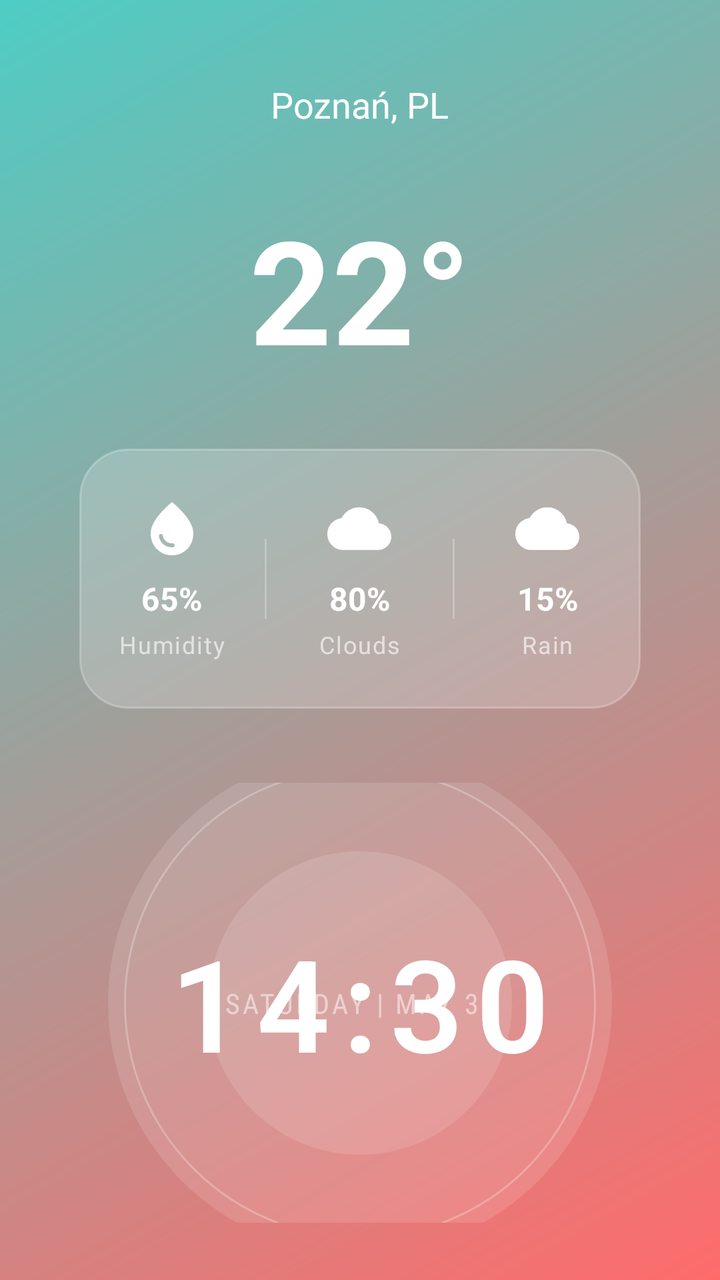
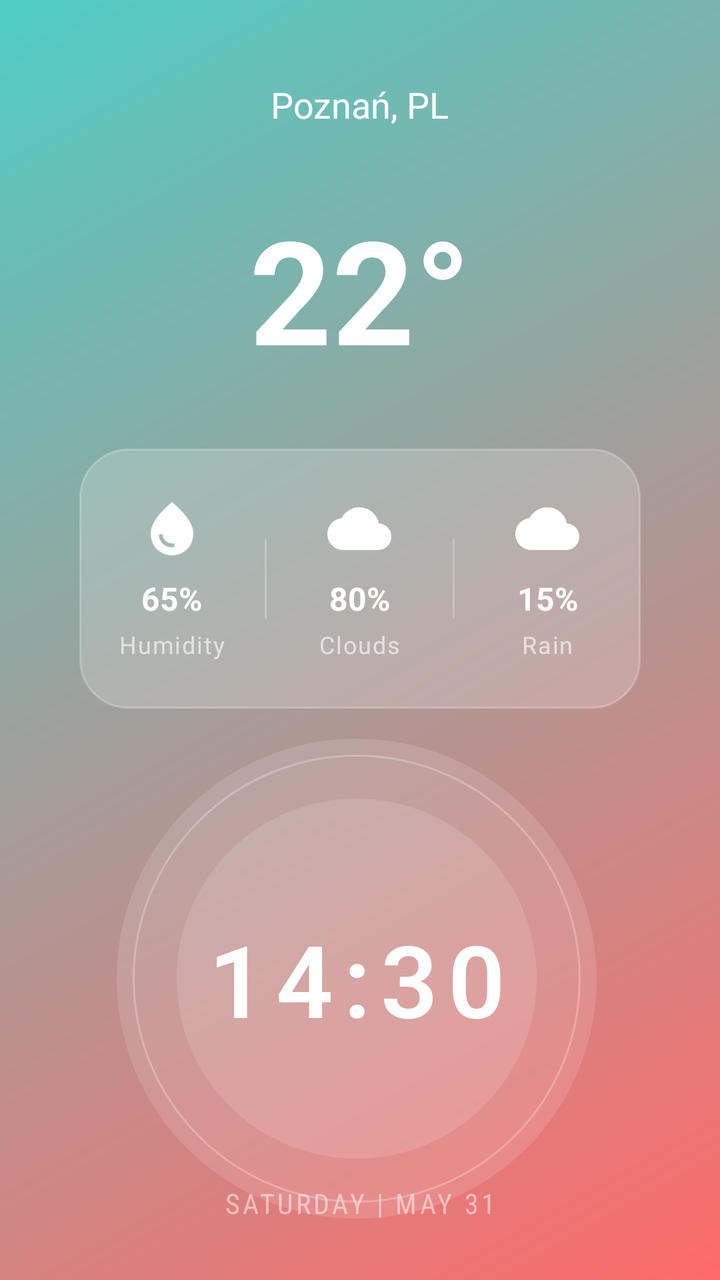

The first picture is an Android layout as it rendered before a commit; the second is the same layout after the commit. The layout source and the unified diff follow.
<!-- AndroidManifest.xml: application theme Theme.Regenval -->
<!-- res/layout/activity_main.xml -->
<?xml version="1.0" encoding="utf-8"?>
<androidx.constraintlayout.widget.ConstraintLayout
    xmlns:android="http://schemas.android.com/apk/res/android"
    xmlns:app="http://schemas.android.com/apk/res-auto"
    xmlns:tools="http://schemas.android.com/tools"
    android:id="@+id/main"
    android:layout_width="match_parent"
    android:layout_height="match_parent"
    android:background="@drawable/bg_gradient"
    android:padding="24dp"
    tools:context=".MainActivity">

    <TextView
        android:id="@+id/tvLocation"
        android:layout_width="wrap_content"
        android:layout_height="wrap_content"
        android:text="Poznań, PL"
        android:textColor="#FFFFFF"
        android:textSize="18sp"
        app:layout_constraintEnd_toEndOf="parent"
        app:layout_constraintStart_toStartOf="parent"
        app:layout_constraintTop_toTopOf="parent"
        android:layout_marginTop="16dp" />


    <TextView
        android:id="@+id/tvTemperature"
        android:layout_width="wrap_content"
        android:layout_height="wrap_content"
        android:layout_marginTop="32dp"
        android:text="22°"
        android:textColor="#FFFFFF"
        android:textSize="72sp"
        android:textStyle="bold"
        app:layout_constraintEnd_toEndOf="parent"
        app:layout_constraintStart_toStartOf="parent"
        app:layout_constraintTop_toBottomOf="@+id/tvLocation" />

    <LinearLayout
        android:id="@+id/weatherDetailsContainer"
        android:layout_width="0dp"
        android:layout_height="wrap_content"
        android:layout_marginTop="32dp"
        android:orientation="horizontal"
        android:gravity="center"
        android:paddingVertical="16dp"
        android:background="@drawable/details_container_bg"
        app:layout_constraintStart_toStartOf="parent"
        app:layout_constraintEnd_toEndOf="parent"
        app:layout_constraintTop_toBottomOf="@id/tvTemperature"
        app:layout_constraintWidth_percent="0.9">

        <LinearLayout
            android:layout_width="0dp"
            android:layout_height="wrap_content"
            android:layout_weight="1"
            android:orientation="vertical"
            android:gravity="center"
            android:padding="8dp">

            <ImageView
                android:layout_width="32dp"
                android:layout_height="32dp"
                android:src="@drawable/ic_humidity"
                android:tint="#FFFFFF"
                android:contentDescription="Humidity" />

            <TextView
                android:layout_width="wrap_content"
                android:layout_height="wrap_content"
                android:text="65%"
                android:textColor="#FFFFFF"
                android:textSize="16sp"
                android:textStyle="bold"
                android:layout_marginTop="8dp"/>

            <TextView
                android:layout_width="wrap_content"
                android:layout_height="wrap_content"
                android:text="Humidity"
                android:textColor="#A0FFFFFF"
                android:textSize="12sp"
                android:letterSpacing="0.05"
                android:layout_marginTop="4dp"/>
        </LinearLayout>

        <View
            android:layout_width="1dp"
            android:layout_height="40dp"
            android:background="#40FFFFFF" />

        <LinearLayout
            android:layout_width="0dp"
            android:layout_height="wrap_content"
            android:layout_weight="1"
            android:orientation="vertical"
            android:gravity="center"
            android:padding="8dp">

            <ImageView
                android:layout_width="32dp"
                android:layout_height="32dp"
                android:src="@drawable/ic_cloud"
                android:tint="#FFFFFF"
                android:contentDescription="Cloud cover" />

            <TextView
                android:layout_width="wrap_content"
                android:layout_height="wrap_content"
                android:text="80%"
                android:textColor="#FFFFFF"
                android:textSize="16sp"
                android:textStyle="bold"
                android:layout_marginTop="8dp"/>

            <TextView
                android:layout_width="wrap_content"
                android:layout_height="wrap_content"
                android:text="Clouds"
                android:textColor="#A0FFFFFF"
                android:textSize="12sp"
                android:letterSpacing="0.05"
                android:layout_marginTop="4dp"/>
        </LinearLayout>

        <View
            android:layout_width="1dp"
            android:layout_height="40dp"
            android:background="#40FFFFFF" />

        <LinearLayout
            android:layout_width="0dp"
            android:layout_height="wrap_content"
            android:layout_weight="1"
            android:orientation="vertical"
            android:gravity="center"
            android:padding="8dp">

            <ImageView
                android:layout_width="32dp"
                android:layout_height="32dp"
                android:src="@drawable/ic_rain"
                android:tint="#FFFFFF"
                android:contentDescription="Precipitation" />

            <TextView
                android:layout_width="wrap_content"
                android:layout_height="wrap_content"
                android:text="15%"
                android:textColor="#FFFFFF"
                android:textSize="16sp"
                android:textStyle="bold"
                android:layout_marginTop="8dp"/>

            <TextView
                android:layout_width="wrap_content"
                android:layout_height="wrap_content"
                android:text="Rain"
                android:textColor="#A0FFFFFF"
                android:textSize="12sp"
                android:letterSpacing="0.05"
                android:layout_marginTop="4dp"/>
        </LinearLayout>
    </LinearLayout>

    <androidx.constraintlayout.widget.ConstraintLayout
        android:id="@+id/clockContainer"
        android:layout_width="0dp"
        android:layout_height="220dp"
        android:layout_marginTop="32dp"
        app:layout_constraintBottom_toBottomOf="parent"
        app:layout_constraintEnd_toEndOf="parent"
        app:layout_constraintStart_toStartOf="parent"
        app:layout_constraintTop_toBottomOf="@+id/weatherDetailsContainer"
        app:layout_constraintWidth_percent="0.85">

        <View
            android:id="@+id/clockCircle"
            android:layout_width="0dp"
            android:layout_height="0dp"
            android:background="@drawable/clock_bg"
            app:layout_constraintBottom_toBottomOf="parent"
            app:layout_constraintDimensionRatio="1:1"
            app:layout_constraintEnd_toEndOf="parent"
            app:layout_constraintStart_toStartOf="parent"
            app:layout_constraintTop_toTopOf="parent"
            app:layout_constraintWidth_percent="0.95" />

        <TextView
            android:id="@+id/tvDate"
            android:layout_width="0dp"
            android:layout_height="0dp"
            android:text="SATURDAY | MAY 31"
            android:textColor="#80FFFFFF"
            android:textSize="14sp"
            android:gravity="center"
            android:letterSpacing="0.1"
            android:fontFamily="sans-serif-condensed"
            app:layout_constraintBottom_toBottomOf="@id/clockCircle"
            app:layout_constraintEnd_toEndOf="@id/clockCircle"
            app:layout_constraintHeight_percent="0.95"
            app:layout_constraintStart_toStartOf="@id/clockCircle"
            app:layout_constraintTop_toTopOf="@id/clockCircle"
            app:layout_constraintWidth_percent="0.95" />

        <TextView
            android:id="@+id/tvTime"
            android:layout_width="wrap_content"
            android:layout_height="wrap_content"
            android:text="14:30"
            android:textColor="#FFFFFF"
            android:textSize="64sp"
            android:textStyle="bold"
            android:letterSpacing="0.1"
            android:fontFamily="sans-serif-light"
            app:layout_constraintBottom_toBottomOf="@id/clockCircle"
            app:layout_constraintEnd_toEndOf="@id/clockCircle"
            app:layout_constraintStart_toStartOf="@id/clockCircle"
            app:layout_constraintTop_toTopOf="@id/clockCircle" />
    </androidx.constraintlayout.widget.ConstraintLayout>
</androidx.constraintlayout.widget.ConstraintLayout>
<!-- resources referenced by this layout -->
<resources>
  <!-- drawable bg_gradient (drawable) -->
  <shape android:shape="rectangle" xmlns:android="http://schemas.android.com/apk/res/android">
      <gradient
          android:angle="135"
          android:startColor="#FF6B6B"
          android:endColor="#4ECDC4"
          android:type="linear" />
  </shape>
  <!-- drawable clock_bg (drawable) -->
  <layer-list xmlns:android="http://schemas.android.com/apk/res/android">
      <item>
          <shape android:shape="oval">
              <solid android:color="#20FFFFFF"/>
              <size android:width="200dp" android:height="200dp"/>
          </shape>
      </item>
  
      <item android:top="8dp" android:bottom="8dp" android:left="8dp" android:right="8dp">
          <shape android:shape="oval">
              <stroke android:width="1dp" android:color="#40FFFFFF"/>
              <solid android:color="#00000000"/>
          </shape>
      </item>
  
      <item android:top="50dp" android:bottom="50dp" android:left="50dp" android:right="50dp">
          <shape android:shape="oval">
              <solid android:color="#20FFFFFF"/>
          </shape>
      </item>
  </layer-list>
  <!-- drawable details_container_bg (drawable) -->
  <shape xmlns:android="http://schemas.android.com/apk/res/android">
      <solid android:color="#30FFFFFF" />
      <corners android:radius="24dp" />
      <stroke
          android:width="1dp"
          android:color="#40FFFFFF" />
  </shape>
  <!-- drawable ic_cloud (drawable) -->
  <vector xmlns:android="http://schemas.android.com/apk/res/android"
      android:width="24dp"
      android:height="24dp"
      android:viewportWidth="24"
      android:viewportHeight="24">
      <path
          android:fillColor="#FFFFFF"
          android:pathData="M19.35,10.04C18.67,6.59 15.64,4 12,4C9.11,4 6.6,5.64 5.35,8.04C2.34,8.36 0,10.91 0,14c0,3.31 2.69,6 6,6h13c2.76,0 5,-2.24 5,-5c0,-2.64 -2.05,-4.78 -4.65,-4.96z"/>
  </vector>
  <!-- drawable ic_humidity (drawable) -->
  <vector xmlns:android="http://schemas.android.com/apk/res/android"
      android:width="24dp"
      android:height="24dp"
      android:viewportWidth="24"
      android:viewportHeight="24">
      <path
          android:fillColor="#FFFFFF"
          android:pathData="M12,2c-5.33,4.55 -8,8.48 -8,11.8c0,4.98 3.8,8.2 8,8.2s8,-3.22 8,-8.2c0,-3.32 -2.67,-7.25 -8,-11.8zM7.83,14c0.37,0 0.67,0.26 0.74,0.62c0.41,2.22 2.28,2.98 3.64,2.87c0.43,-0.02 0.79,0.32 0.79,0.75c0,0.4 -0.32,0.73 -0.72,0.75c-2.13,0.13 -4.62,-1.09 -5.19,-4.12c-0.08,-0.44 0.25,-0.87 0.74,-0.87z"/>
  </vector>
  <!-- drawable ic_rain (drawable) -->
  <vector xmlns:android="http://schemas.android.com/apk/res/android"
      android:width="24dp"
      android:height="24dp"
      android:viewportWidth="24"
      android:viewportHeight="24">
      <path
          android:fillColor="#FFFFFF"
          android:pathData="M19.35,10.04C18.67,6.59 15.64,4 12,4C9.11,4 6.6,5.64 5.35,8.04C2.34,8.36 0,10.91 0,14c0,3.31 2.69,6 6,6h13c2.76,0 5,-2.24 5,-5c0,-2.64 -2.05,-4.78 -4.65,-4.96z"/>
  </vector>
  <style name="Theme.Regenval" parent="Base.Theme.Regenval" />
  <style name="Base.Theme.Regenval" parent="Theme.Material3.DayNight.NoActionBar">
          
          
      </style>
</resources>

<!-- the commit's change to res/layout/activity_main.xml (unified diff, before → after) -->
@@ -66,6 +66,7 @@
                 android:contentDescription="Humidity" />
 
             <TextView
+                android:id="@+id/tvHumidityValue"
                 android:layout_width="wrap_content"
                 android:layout_height="wrap_content"
                 android:text="65%"
@@ -105,6 +106,7 @@
                 android:contentDescription="Cloud cover" />
 
             <TextView
+                android:id="@+id/tvCloudsValue"
                 android:layout_width="wrap_content"
                 android:layout_height="wrap_content"
                 android:text="80%"
@@ -150,9 +152,11 @@
                 android:textColor="#FFFFFF"
                 android:textSize="16sp"
                 android:textStyle="bold"
-                android:layout_marginTop="8dp"/>
-
-            <TextView
+                android:layout_marginTop="8dp"
+                android:id="@+id/tvRainValue"/>
+
+            <TextView
+
                 android:layout_width="wrap_content"
                 android:layout_height="wrap_content"
                 android:text="Rain"
@@ -166,13 +170,13 @@
     <androidx.constraintlayout.widget.ConstraintLayout
         android:id="@+id/clockContainer"
         android:layout_width="0dp"
-        android:layout_height="220dp"
+        android:layout_height="240dp"
         android:layout_marginTop="32dp"
-        app:layout_constraintBottom_toBottomOf="parent"
-        app:layout_constraintEnd_toEndOf="parent"
-        app:layout_constraintStart_toStartOf="parent"
-        app:layout_constraintTop_toBottomOf="@+id/weatherDetailsContainer"
-        app:layout_constraintWidth_percent="0.85">
+        app:layout_constraintBottom_toTopOf="@+id/tvDate"
+        app:layout_constraintEnd_toEndOf="parent"
+        app:layout_constraintStart_toStartOf="parent"
+        app:layout_constraintTop_toBottomOf="@id/weatherDetailsContainer"
+        app:layout_constraintWidth_percent="0.8">
 
         <View
             android:id="@+id/clockCircle"
@@ -182,40 +186,42 @@
             app:layout_constraintBottom_toBottomOf="parent"
             app:layout_constraintDimensionRatio="1:1"
             app:layout_constraintEnd_toEndOf="parent"
+            app:layout_constraintHeight_percent="1.0"
+            app:layout_constraintHorizontal_bias="0.313"
             app:layout_constraintStart_toStartOf="parent"
             app:layout_constraintTop_toTopOf="parent"
-            app:layout_constraintWidth_percent="0.95" />
-
-        <TextView
-            android:id="@+id/tvDate"
-            android:layout_width="0dp"
-            android:layout_height="0dp"
-            android:text="SATURDAY | MAY 31"
-            android:textColor="#80FFFFFF"
-            android:textSize="14sp"
-            android:gravity="center"
-            android:letterSpacing="0.1"
-            android:fontFamily="sans-serif-condensed"
-            app:layout_constraintBottom_toBottomOf="@id/clockCircle"
-            app:layout_constraintEnd_toEndOf="@id/clockCircle"
-            app:layout_constraintHeight_percent="0.95"
-            app:layout_constraintStart_toStartOf="@id/clockCircle"
-            app:layout_constraintTop_toTopOf="@id/clockCircle"
-            app:layout_constraintWidth_percent="0.95" />
+            app:layout_constraintVertical_bias="0.0"
+            app:layout_constraintWidth_percent="1.0" />
 
         <TextView
             android:id="@+id/tvTime"
             android:layout_width="wrap_content"
             android:layout_height="wrap_content"
+            android:fontFamily="sans-serif-light"
+            android:letterSpacing="0.1"
             android:text="14:30"
             android:textColor="#FFFFFF"
-            android:textSize="64sp"
+            android:textSize="50sp"
             android:textStyle="bold"
-            android:letterSpacing="0.1"
-            android:fontFamily="sans-serif-light"
             app:layout_constraintBottom_toBottomOf="@id/clockCircle"
             app:layout_constraintEnd_toEndOf="@id/clockCircle"
             app:layout_constraintStart_toStartOf="@id/clockCircle"
             app:layout_constraintTop_toTopOf="@id/clockCircle" />
     </androidx.constraintlayout.widget.ConstraintLayout>
+
+    <TextView
+        android:id="@+id/tvDate"
+        android:layout_width="wrap_content"
+        android:layout_height="wrap_content"
+        android:text="SATURDAY | MAY 31"
+        android:textColor="#80FFFFFF"
+        android:textSize="14sp"
+        android:fontFamily="sans-serif-condensed"
+        android:letterSpacing="0.1"
+        android:gravity="center"
+        app:layout_constraintBottom_toBottomOf="parent"
+        app:layout_constraintStart_toStartOf="parent"
+        app:layout_constraintEnd_toEndOf="parent"
+        android:layout_marginBottom="5dp" />
+
 </androidx.constraintlayout.widget.ConstraintLayout>
<!-- resource entries referenced after the edit -->
@@ -24,7 +24,7 @@
           </shape>
       </item>
   
-      <item android:top="50dp" android:bottom="50dp" android:left="50dp" android:right="50dp">
+      <item android:top="30dp" android:bottom="30dp" android:left="30dp" android:right="30dp">
           <shape android:shape="oval">
               <solid android:color="#20FFFFFF"/>
           </shape>
